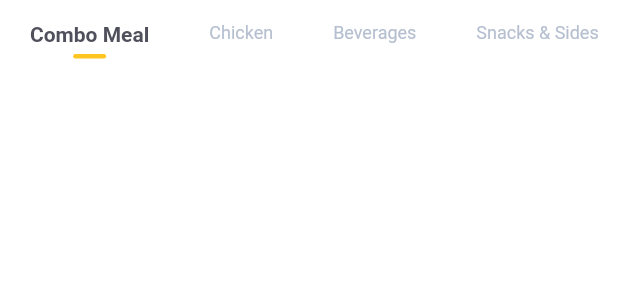
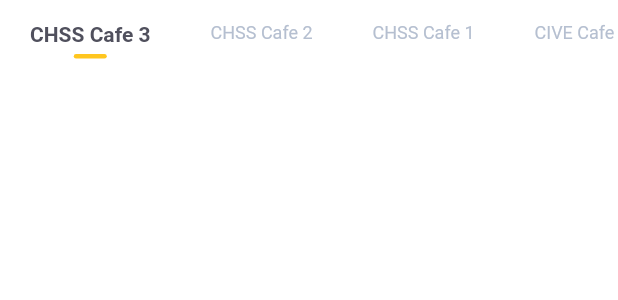
Before and after one commit to Jasiri-Inc/jasiri-pay, a Flutter app: the CategoryList widget shown alone on an empty page, opened directly, on a phone screen of 412 x 824 dp. Shown: the top 300 px of the screen. Run offline on Flutter 3.47's test engine with Material 2 defaults, Android fonts, the light colour scheme and no system bars; our stand-ins replace flutter_svg, smooth_star_rating.

Commit message:
renamed the categories on the app

```diff
--- a/lib/src/modules/home/components/category_list.dart
+++ b/lib/src/modules/home/components/category_list.dart
@@ -14,20 +14,20 @@ class CategoryList extends StatelessWidget {
         crossAxisAlignment: CrossAxisAlignment.start,
         children: <Widget>[
           CategoryItem(
-            title: "Combo Meal",
+            title: "CHSS Cafe 3",
             isActive: true,
             press: () {},
           ),
           CategoryItem(
-            title: "Chicken",
+            title: "CHSS Cafe 2",
             press: () {},
           ),
           CategoryItem(
-            title: "Beverages",
+            title: "CHSS Cafe 1",
             press: () {},
           ),
           CategoryItem(
-            title: "Snacks & Sides",
+            title: "CIVE Cafe ",
             press: () {},
           ),
         ],
```
